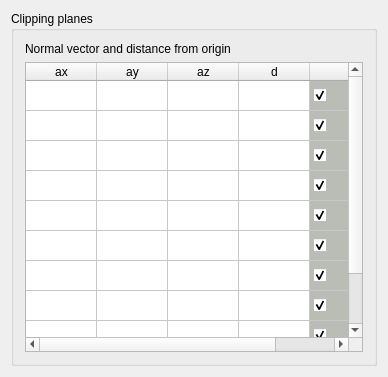
First picture: the form in HEN_HOUSE/egs++/view/clippingplanes.ui, repository nrc-cnrc/EGSnrc, before the edit.
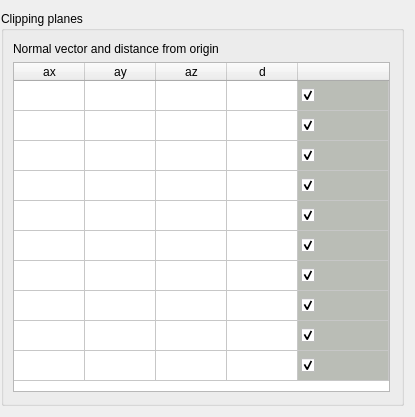
Second picture: the form after the edit.

Diff of the .ui file:
```diff
--- a/HEN_HOUSE/egs++/view/clippingplanes.ui
+++ b/HEN_HOUSE/egs++/view/clippingplanes.ui
@@ -35,8 +35,8 @@
    <rect>
     <x>0</x>
     <y>0</y>
-    <width>388</width>
-    <height>377</height>
+    <width>415</width>
+    <height>417</height>
    </rect>
   </property>
   <property name="sizePolicy">
@@ -49,6 +49,9 @@
    <string>Form1</string>
   </property>
   <layout class="QVBoxLayout">
+   <property name="leftMargin">
+    <number>1</number>
+   </property>
    <item>
     <widget class="QGroupBox" name="groupBox1">
      <property name="sizePolicy">
@@ -61,6 +64,9 @@
       <string>Clipping planes</string>
      </property>
      <layout class="QVBoxLayout">
+      <property name="leftMargin">
+       <number>9</number>
+      </property>
       <item>
        <widget class="QLabel" name="label">
         <property name="sizePolicy">
```
